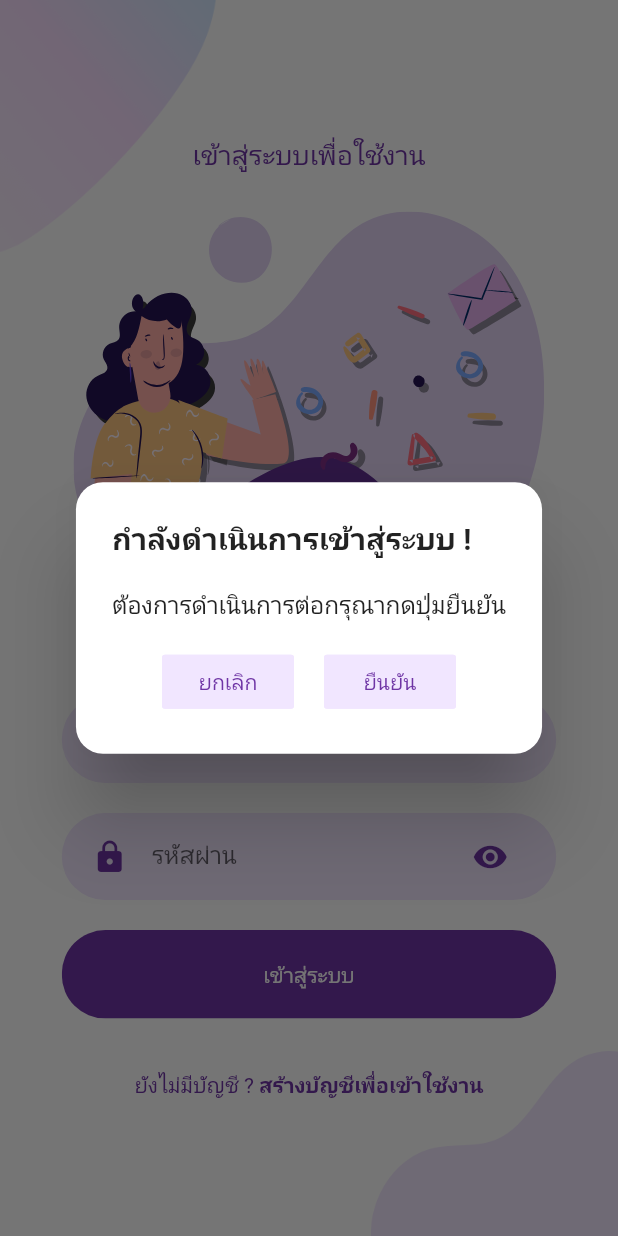
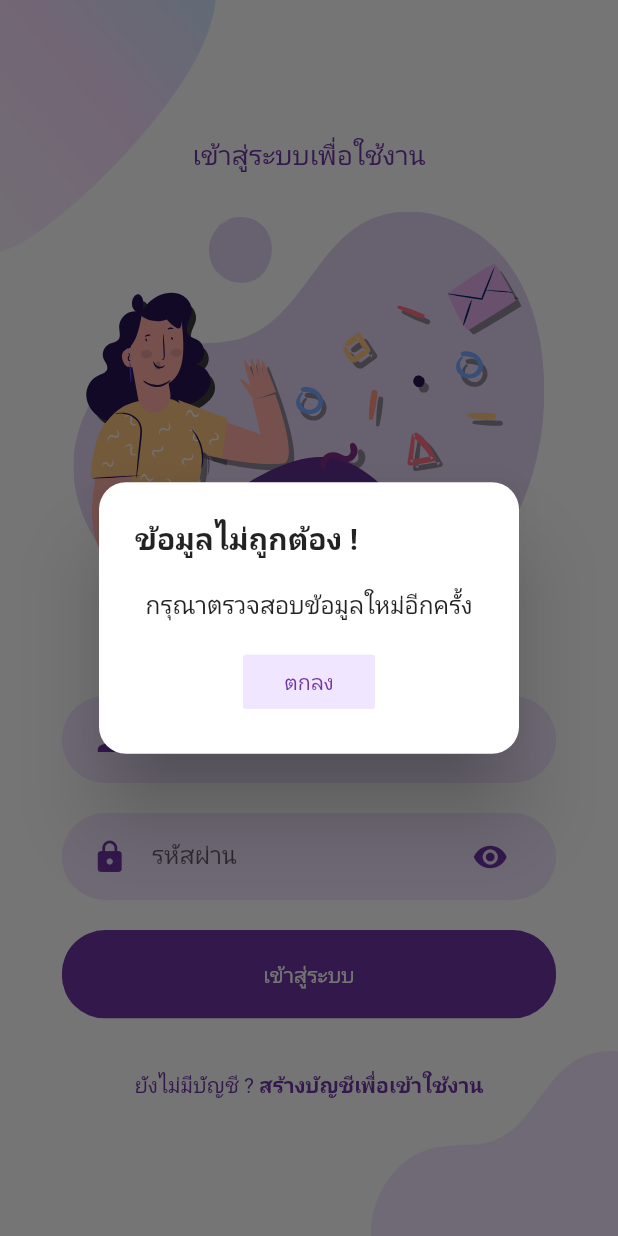
Before and after one commit to numvarn/flutter_base_project, a Flutter app: the LoginScreen screen opened directly, after a tap on "เข้าสู่ระบบ", on a phone screen of 412 x 824 dp. Run offline on Flutter 3.47's test engine with Material 2 defaults, Android fonts, the phone set to English and light mode, and no system bars; our stand-ins replace flutter_datetime_picker, flutter_svg, google_fonts, mask_text_input_formatter; missing offline and left inert: smart_select; Roboto replaces fonts that are missing (Kanit).

Commit message:
add custome alert dialog

```diff
--- /dev/null
+++ b/lib/components/dialog_alert.dart
@@ -0,0 +1,56 @@
+import 'package:base_project/constants.dart';
+import 'package:flutter/material.dart';
+
+class CustomAlertDialog extends StatelessWidget {
+  final String title;
+  final String subtitle;
+  final Function onpress;
+
+  const CustomAlertDialog({
+    Key key,
+    this.title,
+    this.subtitle,
+    this.onpress,
+  }) : super(key: key);
+
+  @override
+  Widget build(BuildContext context) {
+    return AlertDialog(
+      title: Text(
+        "${this.title} !",
+        style: TextStyle(
+          fontWeight: FontWeight.bold,
+        ),
+      ),
+      shape: RoundedRectangleBorder(
+        borderRadius: BorderRadius.all(
+          Radius.circular(18),
+        ),
+      ),
+      content: SingleChildScrollView(
+        child: Column(
+          children: [
+            Text("${this.subtitle}"),
+            SizedBox(
+              height: 16,
+            ),
+            Row(
+              mainAxisAlignment: MainAxisAlignment.center,
+              children: [
+                Flexible(
+                  child: Expanded(
+                    child: TextButton(
+                      child: Text("ตกลง"),
+                      style: outlineButtonStyle,
+                      onPressed: this.onpress,
+                    ),
+                  ),
+                ),
+              ],
+            )
+          ],
+        ),
+      ),
+    );
+  }
+}
--- a/lib/screens/login/components/body.dart
+++ b/lib/screens/login/components/body.dart
@@ -1,3 +1,4 @@
+import 'package:base_project/components/dialog_alert.dart';
 import 'package:base_project/components/dialog_confirm.dart';
 import 'package:base_project/constants.dart';
 import 'package:flutter/material.dart';
@@ -54,6 +55,7 @@ class _BodyState extends State<Body> {
             RoundedButton(
               text: "เข้าสู่ระบบ",
               press: () {
+                if (emailField.isNotEmpty && passwordField.isNotEmpty) {
                   return showDialog(
                     context: context,
                     builder: (context) {
@@ -67,6 +69,20 @@ class _BodyState extends State<Body> {
                       );
                     },
                   );
+                } else {
+                  return showDialog(
+                    context: context,
+                    builder: (context) {
+                      return CustomAlertDialog(
+                        title: "ข้อมูลไม่ถูกต้อง",
+                        subtitle: "กรุณาตรวจสอบข้อมูลใหม่อีกครั้ง",
+                        onpress: () {
+                          Navigator.pop(context);
+                        },
+                      );
+                    },
+                  );
+                }
               },
             ),
             SizedBox(height: size.height * 0.03),
```
Lines whose indentation alone changed are shown as unchanged.
